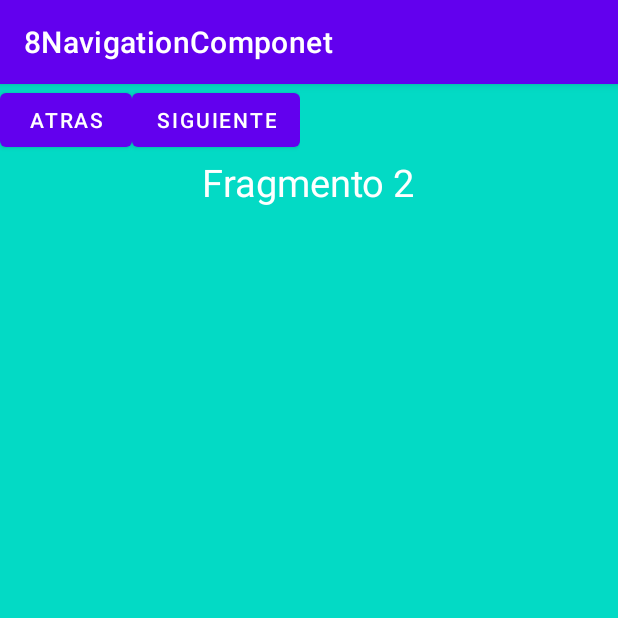
After one commit to muzaprogrammer/AndroidStudioProjects, an Android app: the fragment SegundoFragment shown on its own in the app's theme, on a phone screen of 412 x 824 dp, the top half of it. The commit adds this screen. Run offline under Robolectric (Android 15) with nearby library versions, the phone set to English and light mode, and no system bars.

Commit message:
Fragments

```diff
--- a/8NavigationComponet/app/build.gradle
+++ b/8NavigationComponet/app/build.gradle
@@ -33,6 +33,7 @@ dependencies {
     implementation 'androidx.appcompat:appcompat:1.2.0'
     implementation 'com.google.android.material:material:1.3.0'
     implementation 'androidx.constraintlayout:constraintlayout:2.0.4'
+    implementation 'androidx.legacy:legacy-support-v4:1.0.0'
     testImplementation 'junit:junit:4.+'
     androidTestImplementation 'androidx.test.ext:junit:1.1.2'
     androidTestImplementation 'androidx.test.espresso:espresso-core:3.3.0'
--- /dev/null
+++ b/8NavigationComponet/app/src/main/java/com/example/a8navigationcomponet/SegundoFragment.java
@@ -0,0 +1,64 @@
+package com.example.a8navigationcomponet;
+
+import android.os.Bundle;
+
+import androidx.fragment.app.Fragment;
+
+import android.view.LayoutInflater;
+import android.view.View;
+import android.view.ViewGroup;
+
+/**
+ * A simple {@link Fragment} subclass.
+ * Use the {@link SegundoFragment#newInstance} factory method to
+ * create an instance of this fragment.
+ */
+public class SegundoFragment extends Fragment {
+
+    // TODO: Rename parameter arguments, choose names that match
+    // the fragment initialization parameters, e.g. ARG_ITEM_NUMBER
+    private static final String ARG_PARAM1 = "param1";
+    private static final String ARG_PARAM2 = "param2";
+
+    // TODO: Rename and change types of parameters
+    private String mParam1;
+    private String mParam2;
+
+    public SegundoFragment() {
+        // Required empty public constructor
+    }
+
+    /**
+     * Use this factory method to create a new instance of
+     * this fragment using the provided parameters.
+     *
+     * @param param1 Parameter 1.
+     * @param param2 Parameter 2.
+     * @return A new instance of fragment SegundoFragment.
+     */
+    // TODO: Rename and change types and number of parameters
+    public static SegundoFragment newInstance(String param1, String param2) {
+        SegundoFragment fragment = new SegundoFragment();
+        Bundle args = new Bundle();
+        args.putString(ARG_PARAM1, param1);
+        args.putString(ARG_PARAM2, param2);
+        fragment.setArguments(args);
+        return fragment;
+    }
+
+    @Override
+    public void onCreate(Bundle savedInstanceState) {
+        super.onCreate(savedInstanceState);
+        if (getArguments() != null) {
+            mParam1 = getArguments().getString(ARG_PARAM1);
+            mParam2 = getArguments().getString(ARG_PARAM2);
+        }
+    }
+
+    @Override
+    public View onCreateView(LayoutInflater inflater, ViewGroup container,
+                             Bundle savedInstanceState) {
+        // Inflate the layout for this fragment
+        return inflater.inflate(R.layout.fragment_segundo, container, false);
+    }
+}
--- /dev/null
+++ b/8NavigationComponet/app/src/main/res/layout/fragment_segundo.xml
@@ -0,0 +1,39 @@
+<?xml version="1.0" encoding="utf-8"?>
+<LinearLayout xmlns:android="http://schemas.android.com/apk/res/android"
+    xmlns:tools="http://schemas.android.com/tools"
+    android:layout_width="match_parent"
+    android:layout_height="match_parent"
+    android:background="@color/teal_200"
+    android:orientation="vertical"
+    tools:context=".SegundoFragment">
+
+    <LinearLayout
+        android:orientation="horizontal"
+        android:layout_width="wrap_content"
+        android:layout_height="wrap_content">
+
+        <Button
+            android:text="Atras"
+            android:id="@+id/btnAtras"
+            android:layout_width="wrap_content"
+            android:layout_height="wrap_content"/>
+
+        <Button
+            android:text="Siguiente"
+            android:id="@+id/btnSiguiente"
+            android:layout_width="wrap_content"
+            android:layout_height="wrap_content"/>
+
+
+    </LinearLayout>
+
+    <TextView
+        android:text="Fragmento 2"
+        android:textColor="#ffffff"
+        android:textSize="25sp"
+        android:layout_gravity="center"
+        android:layout_width="wrap_content"
+        android:layout_height="wrap_content"/>
+
+
+</LinearLayout>
--- /dev/null
+++ b/8NavigationComponet/app/src/main/res/navigation/nav_graph.xml
@@ -0,0 +1,5 @@
+<?xml version="1.0" encoding="utf-8"?>
+<navigation xmlns:android="http://schemas.android.com/apk/res/android"
+    xmlns:app="http://schemas.android.com/apk/res-auto" android:id="@+id/nav_graph">
+
+</navigation>
--- a/8NavigationComponet/app/src/main/res/values/strings.xml
+++ b/8NavigationComponet/app/src/main/res/values/strings.xml
@@ -1,3 +1,5 @@
 <resources>
     <string name="app_name">8NavigationComponet</string>
+    <!-- TODO: Remove or change this placeholder text -->
+    <string name="hello_blank_fragment">Hello blank fragment</string>
 </resources>
```
Also changed, not shown: 8NavigationComponet/app/src/main/java/com/example/a8navigationcomponet/HomeFragment.java (added, +64 -0 lines), 8NavigationComponet/app/src/main/java/com/example/a8navigationcomponet/PrimerFragment.java (added, +64 -0 lines), 8NavigationComponet/app/src/main/java/com/example/a8navigationcomponet/TercerFragment.java (added, +64 -0 lines), 8NavigationComponet/app/src/main/res/layout/fragment_home.xml (added, +23 -0 lines), 8NavigationComponet/app/src/main/res/layout/fragment_primer.xml (added, +25 -0 lines), 8NavigationComponet/app/src/main/res/layout/fragment_tercer.xml (added, +39 -0 lines), 8NavigationComponet/gradle/wrapper/gradle-wrapper.properties.
